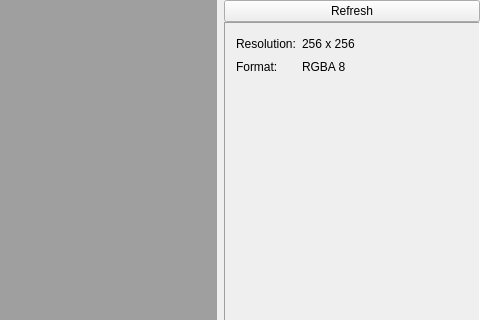
First picture: the form in Source/Editor/Texture/TextureEditorDockWidget.ui, repository PegasusEngine/Pegasus, before the edit; both pictures show x 472 to 952 and y 0 to 320 of the 952 by 629 pixel window.
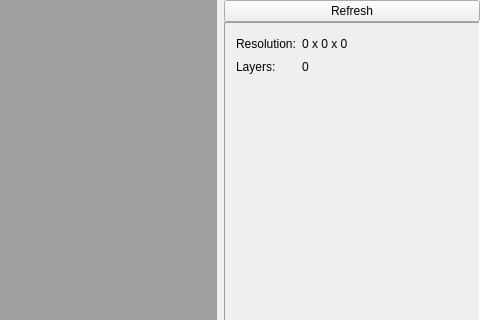
Second picture: the form after the edit. Icons and pictures are not drawn.

Commit message:
[TEXTURE/EDITOR] Created the interface for the editor to the texture manager. Created ITextureManagerProxy and TextureManagerProxy. Added TextureTracker to track the list of textures for the editor. Removed all instances of GetTextures() and replaced by an access to ITextureManagerProxy. Renamed GetShaderManager() to GetShaderManagerProxy(). Increased the texture editor preview size to 512x512. Updated the properties widget to expand with the viewport.
[git-p4: depot-paths = "//Pegasus/DL/": change = 1042]

Diff of the .ui file:
```diff
--- a/Source/Editor/Texture/TextureEditorDockWidget.ui
+++ b/Source/Editor/Texture/TextureEditorDockWidget.ui
@@ -180,7 +180,7 @@
           </property>
           <property name="maximumSize">
            <size>
-            <width>256</width>
+            <width>16777215</width>
             <height>16777215</height>
            </size>
           </property>
@@ -197,21 +197,21 @@
            <item row="2" column="1">
             <widget class="QLabel" name="formatValueLabel">
              <property name="text">
-              <string>RGBA 8</string>
+              <string>0</string>
              </property>
             </widget>
            </item>
            <item row="2" column="0">
             <widget class="QLabel" name="formatLabel">
              <property name="text">
-              <string>Format:</string>
+              <string>Layers:</string>
              </property>
             </widget>
            </item>
            <item row="1" column="1">
             <widget class="QLabel" name="resolutionValueLabel">
              <property name="text">
-              <string>256 x 256</string>
+              <string>0 x 0 x 0</string>
              </property>
             </widget>
            </item>
```
Left out of the diff: 4 changed lines with no effect on the pictures. The commit also changes 35 other files.
